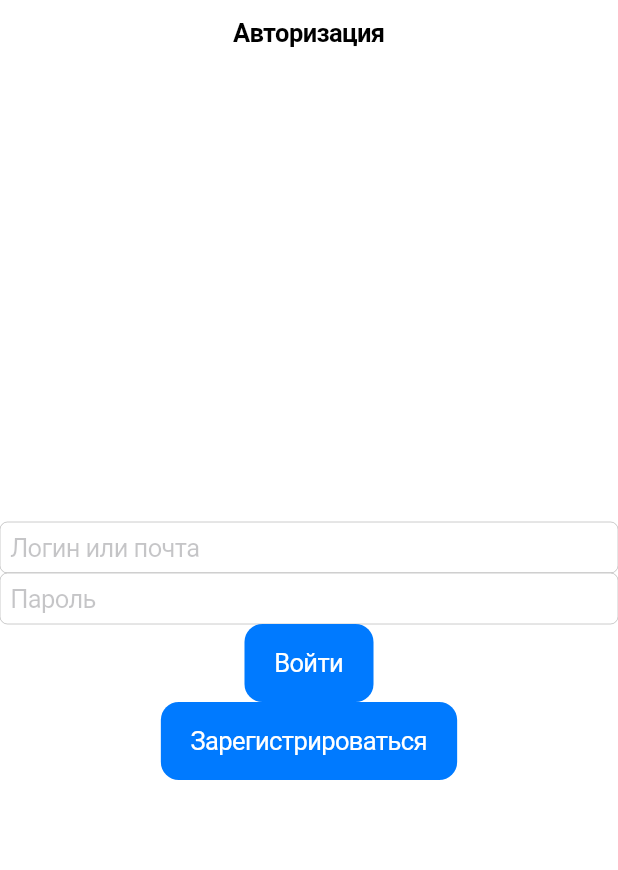
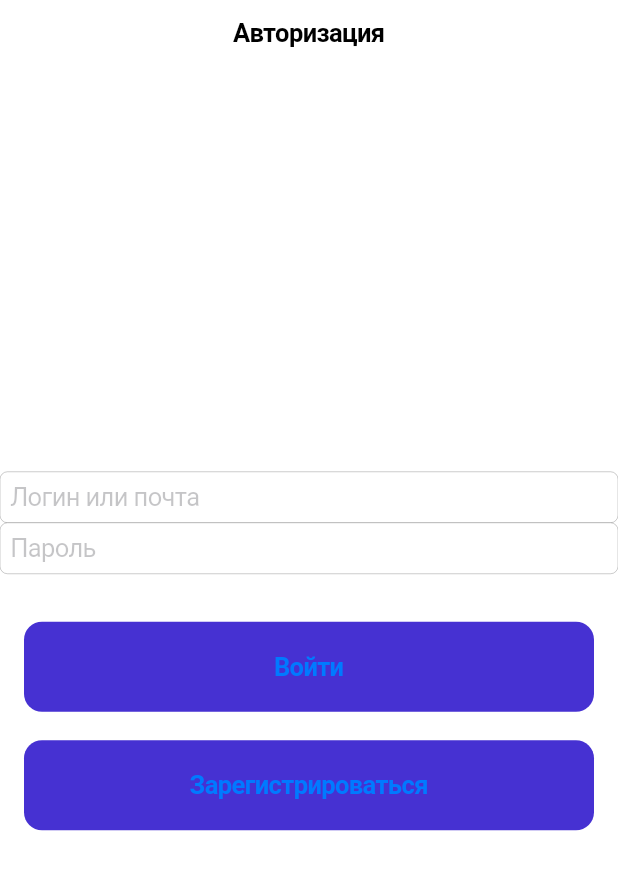
Before and after one commit to Aldekenzo/Flutter_test_1, a Flutter app: the screen it shows after launch, on a phone screen of 412 x 824 dp. Shown: the top 870 px of the screen. Run offline on Flutter 3.47's test engine with Material 2 defaults, Android fonts, the phone set to English and light mode, and no system bars.

Commit message:
Auth screen 1

```diff
--- a/lib/src/screens/auth/auth_screen.dart
+++ b/lib/src/screens/auth/auth_screen.dart
@@ -13,6 +13,8 @@ class AuthScreen extends StatelessWidget {
       child: SafeArea(
         child: Column(
           mainAxisAlignment: MainAxisAlignment.center,
+          crossAxisAlignment: CrossAxisAlignment.stretch,
+
           children: [
             CupertinoTextField(
               placeholder: 'Логин или почта',
@@ -20,13 +22,28 @@ class AuthScreen extends StatelessWidget {
             CupertinoTextField(
               placeholder: 'Пароль',
             ),
-            CupertinoButton.filled(
-              child: Text('Войти'),
-              onPressed: () {},
+            SizedBox(
+              height: 32,
             ),
-            CupertinoButton.filled(
-              child: Text('Зарегистрироваться'),
-              onPressed: () {},
+            Padding(
+              padding: EdgeInsets.symmetric(horizontal: 16),
+              child: CupertinoButton(
+                color: Color(0xFF4631D2),
+                padding: EdgeInsets.symmetric(vertical: 20),
+
+                child: Text('Войти', style: TextStyle(fontWeight: FontWeight.bold)),
+                onPressed: () {},
+              ),
+            ),
+            SizedBox(height: 19),
+            Padding(
+              padding: EdgeInsets.symmetric(horizontal: 16),
+              child: CupertinoButton(
+                color: Color(0xFF4631D2),
+                padding: EdgeInsets.symmetric(vertical: 20),
+                child: Text('Зарегистрироваться', style: TextStyle(fontWeight: FontWeight.bold),),
+                onPressed: () {},
+              ),
             ),
           ],
         ),
```
